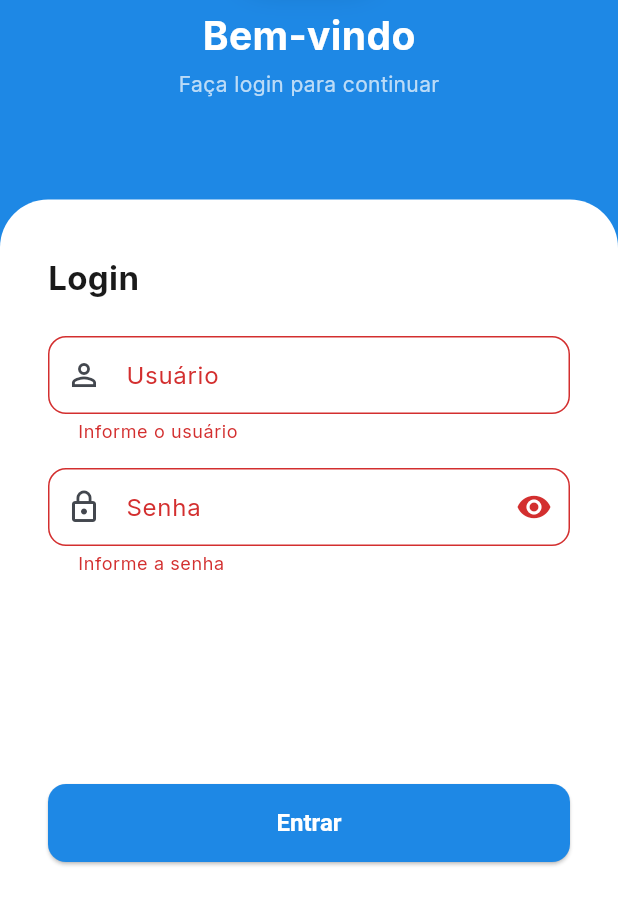
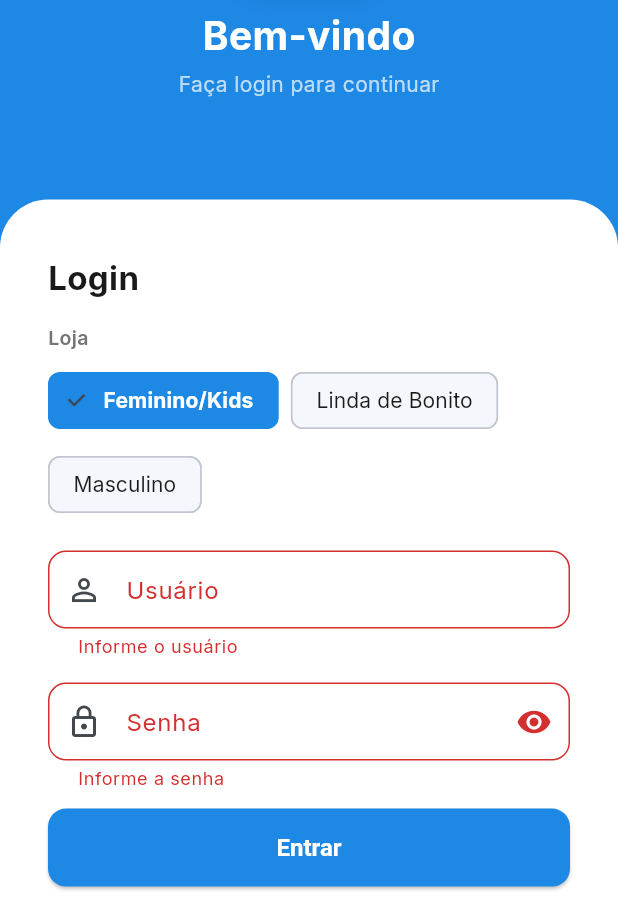
Before and after one commit to Tafare-Silva/app_dator, a Flutter app: the screen it shows after launch, after a tap on "Entrar", on a phone screen of 412 x 824 dp, the part 338-1236 px from its top. Run offline on Flutter 3.47's test engine with Material 3 defaults, Android fonts, the phone set to English and light mode, and no system bars; our stand-ins replace dio, fl_chart, flutter_secure_storage, google_fonts, mask_text_input_formatter, pdf and 4 more; missing offline and left inert: dart:js_interop, mobile_scanner; network calls fail.

Commit message:
Multi-loja: seletor de loja no login
- Lista fixa das 3 lojas do cliente (lib/core/empresas.dart), id igual
  as chaves de EMPRESAS no backend
- Tela de login ganha seletor de loja (chips) antes de usuario/senha,
  pre-selecionando a ultima loja usada no aparelho
- AuthService/AuthProvider passam a loja escolhida no login e guardam
  local pra pre-selecao futura (logout nao apaga essa preferencia)
- Drawer mostra a loja atual junto do nome do usuario

Co-Authored-By: Claude Sonnet 5 <noreply@anthropic.com>

```diff
--- /dev/null
+++ b/lib/core/empresas.dart
@@ -0,0 +1,15 @@
+/// Lojas do cliente (matriz + filiais) -- cada uma com seu próprio banco no
+/// backend. `id` precisa bater exatamente com as chaves de `EMPRESAS` em
+/// `app/core/config.py` no backend.
+class Empresa {
+  final String id;
+  final String nome;
+
+  const Empresa({required this.id, required this.nome});
+}
+
+const List<Empresa> empresasDisponiveis = [
+  Empresa(id: 'puro_estilo_bandeirantes', nome: 'Feminino/Kids'),
+  Empresa(id: 'puro_estilo_kids', nome: 'Linda de Bonito'),
+  Empresa(id: 'puro_estilo_santa_mariana', nome: 'Masculino'),
+];
--- a/lib/models/models.dart
+++ b/lib/models/models.dart
@@ -4,17 +4,23 @@ class TokenResponse {
   final String accessToken;
   final String nomeUsuario;
   final String? grupo;
+  final String empresa;
+  final String empresaNome;
 
   TokenResponse({
     required this.accessToken,
     required this.nomeUsuario,
     this.grupo,
+    required this.empresa,
+    required this.empresaNome,
   });
 
   factory TokenResponse.fromJson(Map<String, dynamic> json) => TokenResponse(
         accessToken: json['access_token'],
         nomeUsuario: json['nome_usuario'],
         grupo: json['grupo'],
+        empresa: json['empresa'],
+        empresaNome: json['empresa_nome'],
       );
 }
 
--- a/lib/screens/login/auth_provider.dart
+++ b/lib/screens/login/auth_provider.dart
@@ -8,14 +8,21 @@ class AuthProvider extends ChangeNotifier {
   String? _erro;
   String? _nomeUsuario;
   String? _grupo;
+  String? _empresa;
+  String? _empresaNome;
 
   bool get carregando => _carregando;
   String? get erro => _erro;
   String? get nomeUsuario => _nomeUsuario;
   String? get grupo => _grupo;
+  String? get empresa => _empresa;
+  String? get empresaNome => _empresaNome;
   bool get estaLogado => _nomeUsuario != null;
 
-  Future<bool> login(String login, String senha) async {
+  /// Última loja escolhida neste aparelho, pra pré-selecionar na tela de login.
+  Future<String?> empresaSalva() => _authService.empresaSalva();
+
+  Future<bool> login(String login, String senha, String empresa) async {
     _carregando = true;
     _erro = null;
     notifyListeners();
@@ -26,9 +33,11 @@ class AuthProvider extends ChangeNotifier {
       print('🔗 URL do servidor: $baseUrl');
       print('🔐 Tentando login com usuário: $login');
 
-      final token = await _authService.login(login, senha);
+      final token = await _authService.login(login, senha, empresa);
       _nomeUsuario = token.nomeUsuario;
       _grupo = token.grupo;
+      _empresa = token.empresa;
+      _empresaNome = token.empresaNome;
 
       print('✅ Login bem-sucedido!');
       return true;
@@ -46,6 +55,8 @@ class AuthProvider extends ChangeNotifier {
     await _authService.logout();
     _nomeUsuario = null;
     _grupo = null;
+    _empresa = null;
+    _empresaNome = null;
     notifyListeners();
   }
 
--- a/lib/screens/login/login_screen.dart
+++ b/lib/screens/login/login_screen.dart
@@ -2,6 +2,7 @@ import 'package:flutter/material.dart';
 import 'package:provider/provider.dart';
 import 'auth_provider.dart';
 import '../../core/app_theme.dart';
+import '../../core/empresas.dart';
 import '../configuracoes/configuracoes_screen.dart';
 
 class LoginScreen extends StatefulWidget {
@@ -18,6 +19,22 @@ class _LoginScreenState extends State<LoginScreen> {
   final _senhaCtrl = TextEditingController();
   final _senhaFocus = FocusNode();
   bool _senhaVisivel = false;
+  Empresa _empresaSelecionada = empresasDisponiveis.first;
+
+  @override
+  void initState() {
+    super.initState();
+    _carregarUltimaEmpresa();
+  }
+
+  Future<void> _carregarUltimaEmpresa() async {
+    final salva = await context.read<AuthProvider>().empresaSalva();
+    if (salva == null || !mounted) return;
+    final encontrada = empresasDisponiveis.where((e) => e.id == salva);
+    if (encontrada.isNotEmpty) {
+      setState(() => _empresaSelecionada = encontrada.first);
+    }
+  }
 
   @override
   void dispose() {
@@ -34,6 +51,7 @@ class _LoginScreenState extends State<LoginScreen> {
     final ok = await auth.login(
       _loginCtrl.text.trim().toUpperCase(),
       _senhaCtrl.text,
+      _empresaSelecionada.id,
     );
     if (ok && mounted) widget.onLoginSucesso();
   }
@@ -131,7 +149,35 @@ class _LoginScreenState extends State<LoginScreen> {
                               color: AppTheme.textDark,
                             ),
                           ),
-                          const SizedBox(height: 24),
+                          const SizedBox(height: 16),
+                          const Text(
+                            'Loja',
+                            style: TextStyle(
+                              fontSize: 13,
+                              fontWeight: FontWeight.w600,
+                              color: AppTheme.textMuted,
+                            ),
+                          ),
+                          const SizedBox(height: 8),
+                          Wrap(
+                            spacing: 8,
+                            runSpacing: 8,
+                            children: empresasDisponiveis.map((empresa) {
+                              final selecionada = empresa.id == _empresaSelecionada.id;
+                              return ChoiceChip(
+                                label: Text(empresa.nome),
+                                selected: selecionada,
+                                onSelected: (_) =>
+                                    setState(() => _empresaSelecionada = empresa),
+                                selectedColor: AppTheme.primary,
+                                labelStyle: TextStyle(
+                                  color: selecionada ? Colors.white : AppTheme.textDark,
+                                  fontWeight: selecionada ? FontWeight.bold : FontWeight.normal,
+                                ),
+                              );
+                            }).toList(),
+                          ),
+                          const SizedBox(height: 20),
                           TextFormField(
                             controller: _loginCtrl,
                             decoration: const InputDecoration(
```
Also changed, not shown: lib/screens/vendas_home_screen.dart (+17 -0 lines), lib/services/services.dart (+11 -1 lines).
